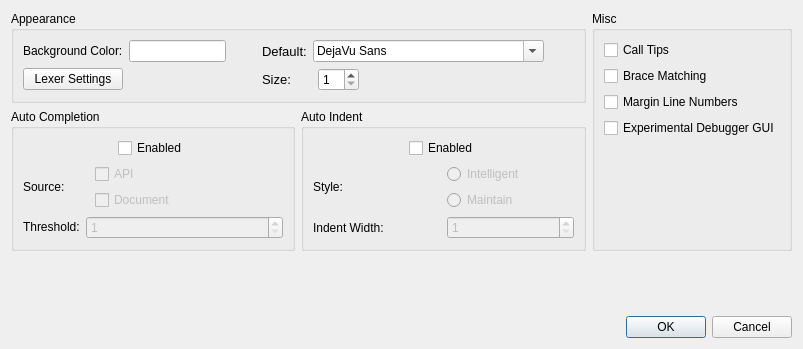
Before: the Qt Designer form ui/EditorSettingsDialog.ui in kipr/kiss, drawn with Qt 5.
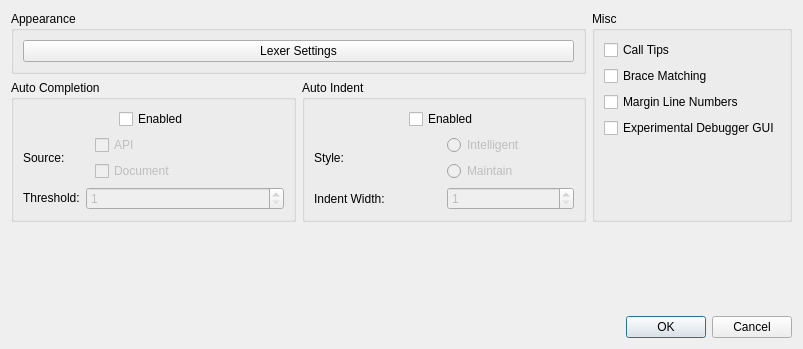
After: the same form once the commit is applied. Custom widgets are drawn as their Qt base class.

Commit message: Moved background and font settings to the future 'theme settings' dialog

Diff of the .ui file:
```diff
--- a/ui/EditorSettingsDialog.ui
+++ b/ui/EditorSettingsDialog.ui
@@ -20,6 +20,32 @@
    <string>Settings</string>
   </property>
   <layout class="QGridLayout">
+   <item row="0" column="0" colspan="2">
+    <widget class="QGroupBox" name="ui_appearanceGroup">
+     <property name="title">
+      <string>Appearance</string>
+     </property>
+     <layout class="QHBoxLayout" name="horizontalLayout">
+      <item>
+       <widget class="QPushButton" name="ui_lexerSettingsButton">
+        <property name="text">
+         <string>Lexer Settings</string>
+        </property>
+       </widget>
+      </item>
+     </layout>
+    </widget>
+   </item>
+   <item row="3" column="0" colspan="3">
+    <widget class="QDialogButtonBox" name="ui_buttonBox">
+     <property name="orientation">
+      <enum>Qt::Horizontal</enum>
+     </property>
+     <property name="standardButtons">
+      <set>QDialogButtonBox::Cancel|QDialogButtonBox::Ok</set>
+     </property>
+    </widget>
+   </item>
    <item row="1" column="1">
     <widget class="QGroupBox" name="ui_autoIndentGroup">
      <property name="title">
@@ -260,29 +286,6 @@
      </layout>
     </widget>
    </item>
-   <item row="3" column="0" colspan="3">
-    <widget class="QDialogButtonBox" name="ui_buttonBox">
-     <property name="orientation">
-      <enum>Qt::Horizontal</enum>
-     </property>
-     <property name="standardButtons">
-      <set>QDialogButtonBox::Cancel|QDialogButtonBox::Ok</set>
-     </property>
-    </widget>
-   </item>
-   <item row="2" column="1">
-    <spacer name="verticalSpacer">
-     <property name="orientation">
-      <enum>Qt::Vertical</enum>
-     </property>
-     <property name="sizeHint" stdset="0">
-      <size>
-       <width>20</width>
-       <height>40</height>
-      </size>
-     </property>
-    </spacer>
-   </item>
    <item row="0" column="2" rowspan="2">
     <widget class="QGroupBox" name="ui_miscGroup">
      <property name="title">
@@ -333,160 +336,21 @@
      </layout>
     </widget>
    </item>
-   <item row="0" column="0" colspan="2">
-    <widget class="QGroupBox" name="ui_appearanceGroup">
-     <property name="title">
-      <string>Appearance</string>
+   <item row="2" column="1">
+    <spacer name="verticalSpacer">
+     <property name="orientation">
+      <enum>Qt::Vertical</enum>
      </property>
-     <layout class="QHBoxLayout" name="horizontalLayout">
-      <item>
-       <layout class="QGridLayout" name="gridLayout_2">
-        <item row="1" column="0">
-         <widget class="QPushButton" name="ui_lexerSettingsButton">
-          <property name="text">
-           <string>Lexer Settings</string>
-          </property>
-         </widget>
-        </item>
-        <item row="0" column="0">
-         <widget class="QLabel" name="label_7">
-          <property name="text">
-           <string>Background Color:</string>
-          </property>
-         </widget>
-        </item>
-        <item row="0" column="1">
-         <widget class="ColorBox" name="ui_backgroundColorBox"/>
-        </item>
-       </layout>
-      </item>
-      <item>
-       <spacer name="horizontalSpacer">
-        <property name="orientation">
-         <enum>Qt::Horizontal</enum>
-        </property>
-        <property name="sizeType">
-         <enum>QSizePolicy::Fixed</enum>
-        </property>
-        <property name="sizeHint" stdset="0">
-         <size>
-          <width>30</width>
-          <height>20</height>
-         </size>
-        </property>
-       </spacer>
-      </item>
-      <item>
-       <layout class="QVBoxLayout" name="verticalLayout">
-        <item>
-         <layout class="QHBoxLayout">
-          <item>
-           <widget class="QLabel" name="label">
-            <property name="font">
-             <font>
-              <pointsize>10</pointsize>
-              <weight>50</weight>
-              <bold>false</bold>
-             </font>
-            </property>
-            <property name="text">
-             <string>Default:</string>
-            </property>
-           </widget>
-          </item>
-          <item>
-           <widget class="QFontComboBox" name="ui_fontBox">
-            <property name="font">
-             <font>
-              <pointsize>9</pointsize>
-              <weight>50</weight>
-              <bold>false</bold>
-             </font>
-            </property>
-            <property name="currentFont">
-             <font>
-              <family>DejaVu Sans</family>
-              <pointsize>14</pointsize>
-              <weight>50</weight>
-              <bold>false</bold>
-             </font>
-            </property>
-           </widget>
-          </item>
-          <item>
-           <spacer>
-            <property name="orientation">
-             <enum>Qt::Horizontal</enum>
-            </property>
-            <property name="sizeHint" stdset="0">
-             <size>
-              <width>40</width>
-              <height>20</height>
-             </size>
-            </property>
-           </spacer>
-          </item>
-         </layout>
-        </item>
-        <item>
-         <layout class="QHBoxLayout">
-          <item>
-           <widget class="QLabel" name="label_2">
-            <property name="minimumSize">
-             <size>
-              <width>50</width>
-              <height>0</height>
-             </size>
-            </property>
-            <property name="font">
-             <font>
-              <pointsize>10</pointsize>
-             </font>
-            </property>
-            <property name="text">
-             <string>Size:</string>
-            </property>
-           </widget>
-          </item>
-          <item>
-           <widget class="QSpinBox" name="ui_fontSizeSpinBox">
-            <property name="minimum">
-             <number>1</number>
-            </property>
-            <property name="maximum">
-             <number>26</number>
-            </property>
-           </widget>
-          </item>
-          <item>
-           <spacer>
-            <property name="orientation">
-             <enum>Qt::Horizontal</enum>
-            </property>
-            <property name="sizeHint" stdset="0">
-             <size>
-              <width>40</width>
-              <height>20</height>
-             </size>
-            </property>
-           </spacer>
-          </item>
-         </layout>
-        </item>
-       </layout>
-      </item>
-     </layout>
-    </widget>
+     <property name="sizeHint" stdset="0">
+      <size>
+       <width>20</width>
+       <height>40</height>
+      </size>
+     </property>
+    </spacer>
    </item>
   </layout>
  </widget>
- <customwidgets>
-  <customwidget>
-   <class>ColorBox</class>
-   <extends>QLineEdit</extends>
-   <header>ColorBox.h</header>
-  </customwidget>
- </customwidgets>
  <resources/>
  <connections>
   <connection>
```
The commit also changes 5 other files.
